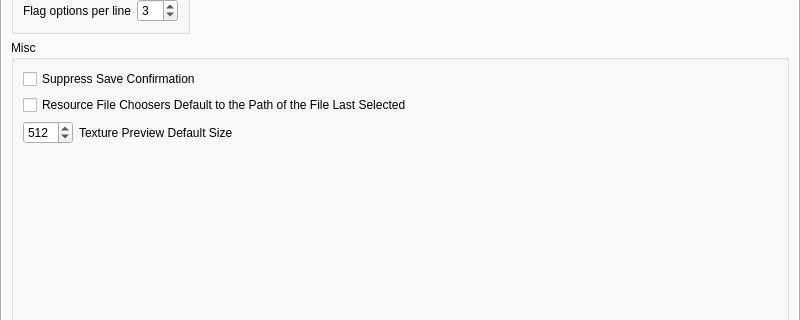
GammaMetroid/nifskope, file src/ui/settingsgeneral.ui: the form before one commit; both pictures show x 0 to 800 and y 163 to 483 of the 800 by 600 pixel window.
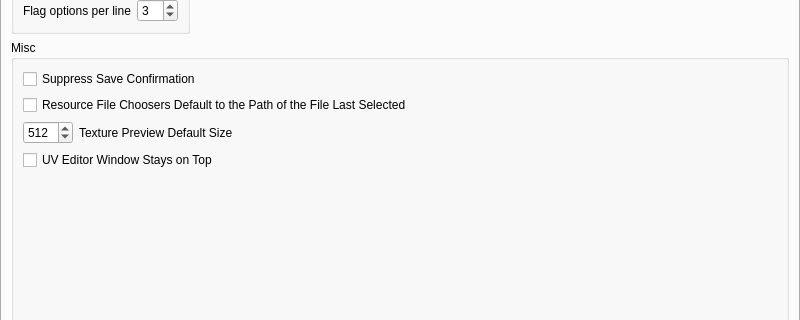
The form after the commit. Custom widgets are drawn as their Qt base class.

Commit message: UVWidget: added new general setting for the window to stay on top

What changed in the file:
```diff
--- a/src/ui/settingsgeneral.ui
+++ b/src/ui/settingsgeneral.ui
@@ -197,6 +197,16 @@
            </widget>
           </item>
           <item row="3" column="0" colspan="2">
+           <widget class="QCheckBox" name="chkUVWidgetStaysOnTop">
+            <property name="text">
+             <string>UV Editor Window Stays on Top</string>
+            </property>
+            <property name="checked">
+             <bool>false</bool>
+            </property>
+           </widget>
+          </item>
+          <item row="4" column="0" colspan="2">
            <spacer name="verticalSpacer">
             <property name="orientation">
              <enum>Qt::Vertical</enum>
```
The commit also changes 2 other files.
